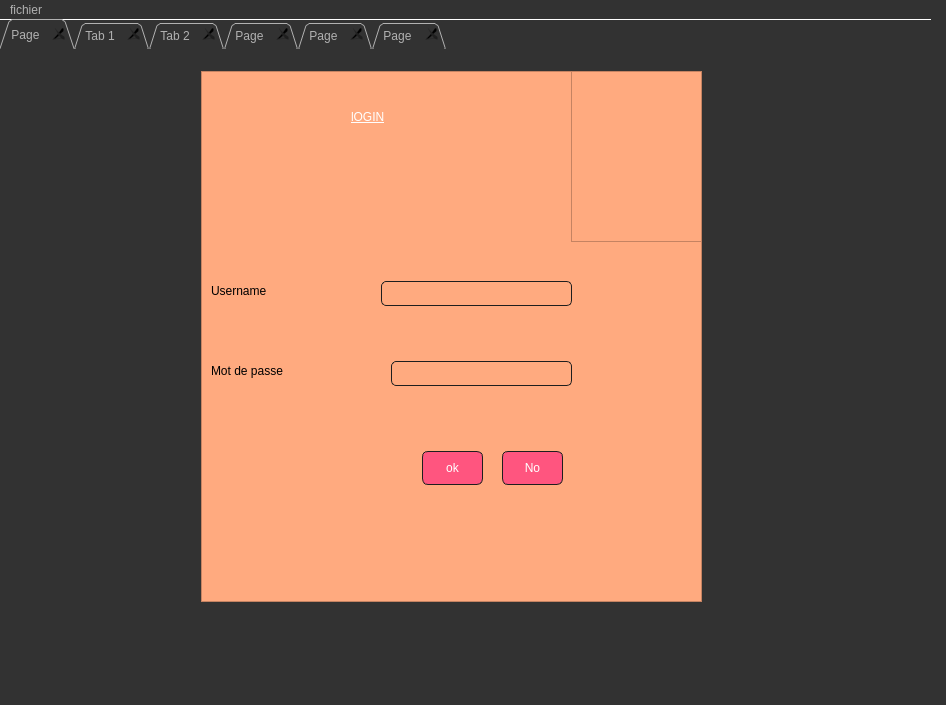
Qt form mainwindow.ui (saadallahchaima/visse-visse_2A9) before a commit.
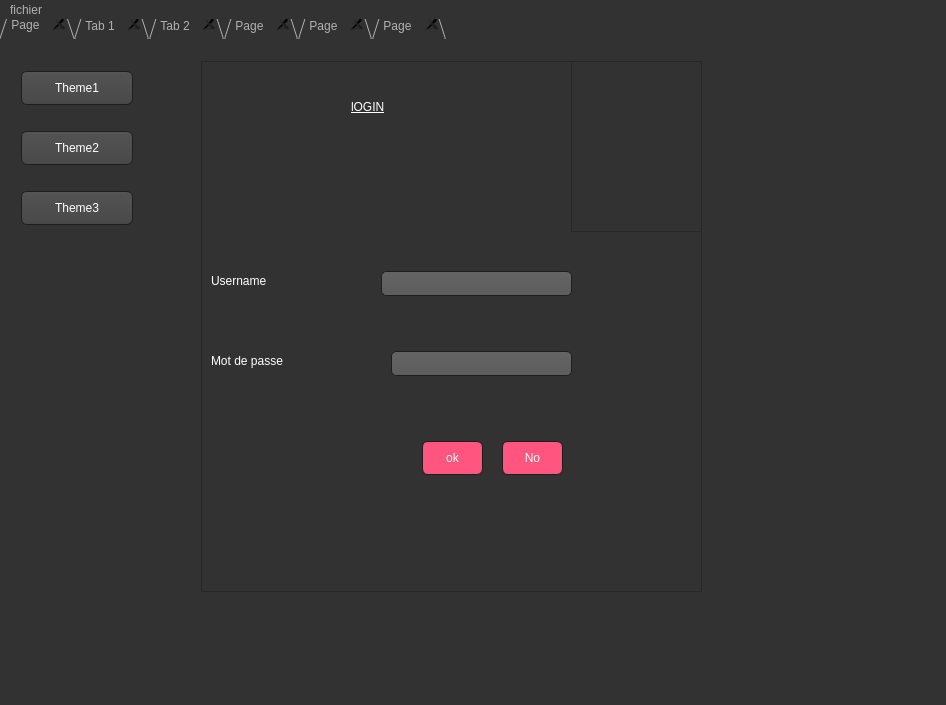
The same form after that commit. Icons and pictures are not drawn.

Diff of the .ui file:
```diff
--- a/mainwindow.ui
+++ b/mainwindow.ui
@@ -480,9 +480,9 @@
     <property name="geometry">
      <rect>
       <x>0</x>
-      <y>0</y>
+      <y>-10</y>
       <width>931</width>
-      <height>641</height>
+      <height>651</height>
      </rect>
     </property>
     <property name="mouseTracking">
@@ -536,7 +536,7 @@
        </rect>
       </property>
       <property name="styleSheet">
-       <string notr="true">background-color: rgb(255, 170, 127);</string>
+       <string notr="true"/>
       </property>
       <property name="frameShape">
        <enum>QFrame::StyledPanel</enum>
@@ -554,8 +554,8 @@
         </rect>
        </property>
        <property name="styleSheet">
-        <string notr="true">
-color: rgb(0, 0, 0);
+        <string notr="true">color: rgb(255, 255, 255);
+
 font: 75 11pt &quot;MS Shell Dlg 2&quot;;</string>
        </property>
        <property name="text">
@@ -572,7 +572,7 @@
         </rect>
        </property>
        <property name="styleSheet">
-        <string notr="true">color: rgb(0, 0, 0);</string>
+        <string notr="true">color: rgb(255, 255, 255);</string>
        </property>
        <property name="text">
         <string>Mot de passe</string>
@@ -671,6 +671,45 @@
        </property>
       </widget>
      </widget>
+     <widget class="QPushButton" name="pushButton_11">
+      <property name="geometry">
+       <rect>
+        <x>20</x>
+        <y>30</y>
+        <width>112</width>
+        <height>34</height>
+       </rect>
+      </property>
+      <property name="text">
+       <string>Theme1</string>
+      </property>
+     </widget>
+     <widget class="QPushButton" name="pushButton_12">
+      <property name="geometry">
+       <rect>
+        <x>20</x>
+        <y>90</y>
+        <width>112</width>
+        <height>34</height>
+       </rect>
+      </property>
+      <property name="text">
+       <string>Theme2</string>
+      </property>
+     </widget>
+     <widget class="QPushButton" name="pushButton_13">
+      <property name="geometry">
+       <rect>
+        <x>20</x>
+        <y>150</y>
+        <width>112</width>
+        <height>34</height>
+       </rect>
+      </property>
+      <property name="text">
+       <string>Theme3</string>
+      </property>
+     </widget>
     </widget>
     <widget class="QWidget" name="ajouter">
      <attribute name="title">
```
